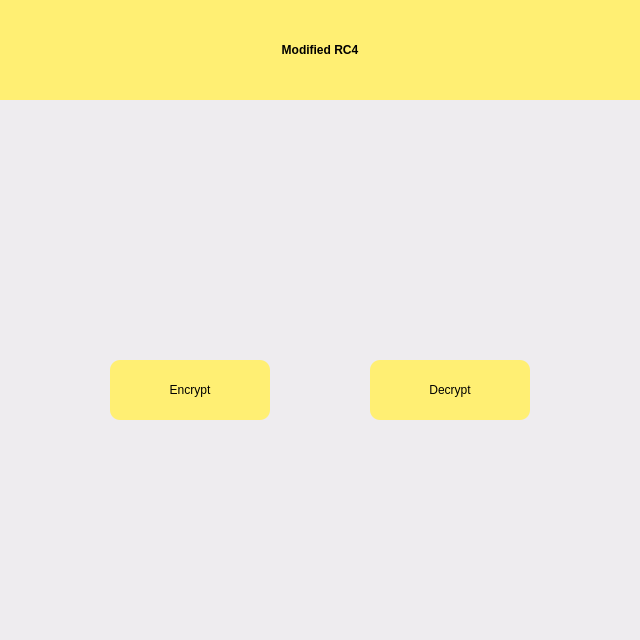
Qt form UI/main.ui (fruttz/tucil2-kriptokoding-18219086-18219008) before a commit.
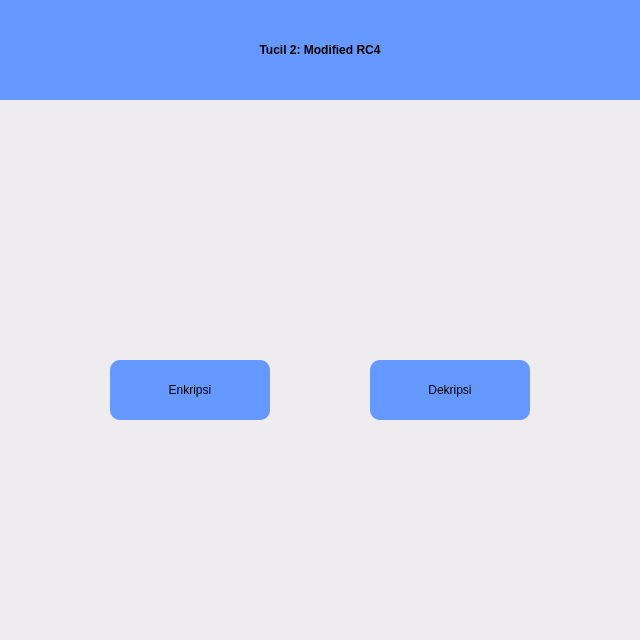
The same form after that commit.

Patch:
```diff
--- a/UI/main.ui
+++ b/UI/main.ui
@@ -40,14 +40,14 @@
      </rect>
     </property>
     <property name="styleSheet">
-     <string notr="true">background-color: rgb(255, 239, 115);
+					<string notr="true">background-color: rgb(102, 153, 255);
 color: rgb(0, 0, 0);
-font: 75 40pt &quot;Product Sans&quot;;
+font: 75 32pt &quot;Product Sans&quot;;
 font-weight: bold;
 </string>
     </property>
     <property name="text">
-     <string>Modified RC4</string>
+					<string>Tucil 2: Modified RC4</string>
     </property>
     <property name="alignment">
      <set>Qt::AlignCenter</set>
@@ -63,14 +63,14 @@
      </rect>
     </property>
     <property name="styleSheet">
-     <string notr="true">QPushButton#pushButton {background-color: rgb(255, 239, 115);
+					<string notr="true">QPushButton#pushButton {background-color: rgb(102, 153, 255);
 font: 500 17pt &quot;Product Sans&quot;;
 color: rgb(0, 0, 0);
 border-radius: 10px;}
 </string>
     </property>
     <property name="text">
-     <string>Encrypt</string>
+					<string>Enkripsi</string>
     </property>
    </widget>
    <widget class="QPushButton" name="pushButton_2">
@@ -83,14 +83,14 @@
      </rect>
     </property>
     <property name="styleSheet">
-     <string notr="true">QPushButton#pushButton_2 {background-color: rgb(255, 239, 115);
+					<string notr="true">QPushButton#pushButton_2 {background-color: rgb(102, 153, 255);
 font: 500 17pt &quot;Product Sans&quot;;
 color: rgb(0, 0, 0);
 border-radius: 10px;}
 </string>
     </property>
     <property name="text">
-     <string>Decrypt</string>
+					<string>Dekripsi</string>
     </property>
    </widget>
    <zorder>pushButton</zorder>
```
Lines whose indentation alone changed are shown as unchanged.
